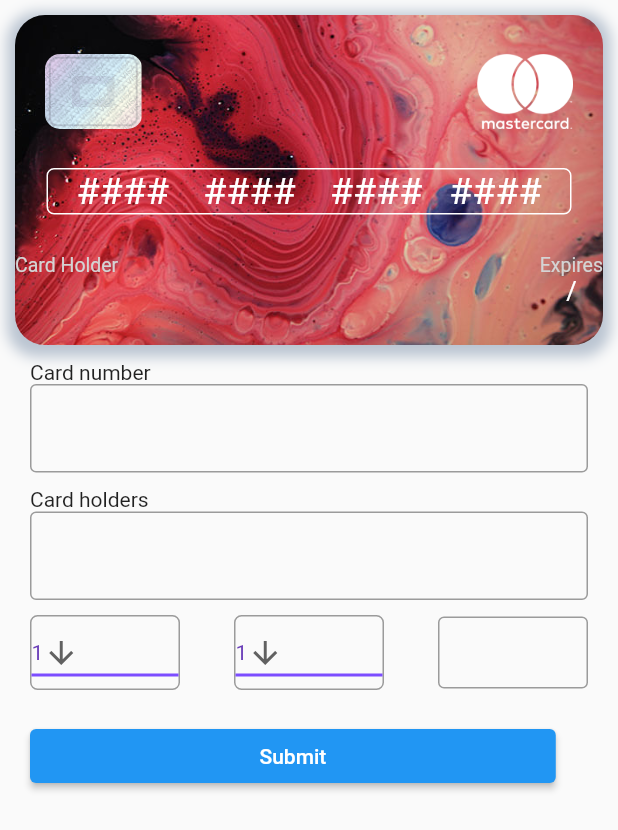
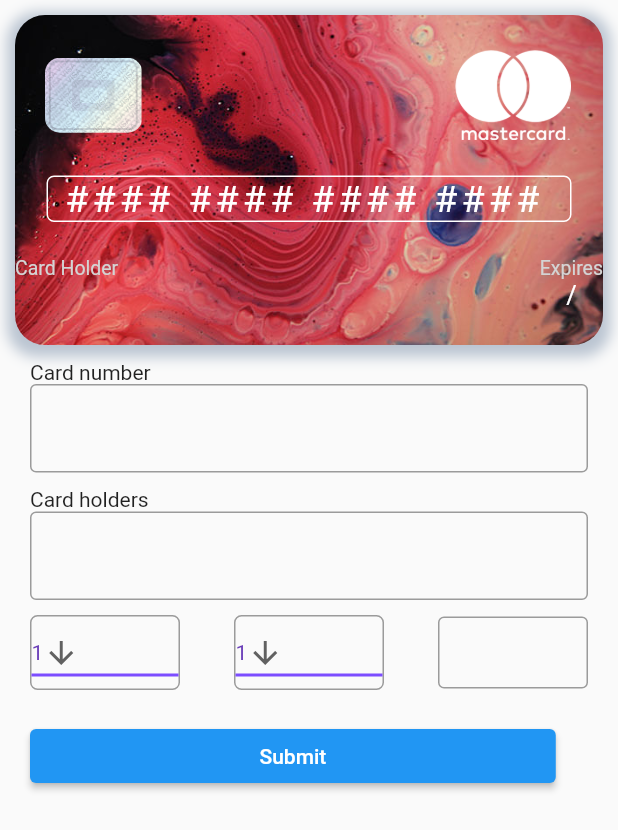
Before and after one commit to mathildawelander/lab2, a Flutter app: the screen it shows after launch, on a phone screen of 412 x 824 dp. Shown: the top 830 px of the screen. Run offline on Flutter 3.47's test engine with Material 2 defaults, Android fonts, the phone set to English and light mode, and no system bars.

Commit message:
Display numbers and card type

```diff
--- a/lib/Components/KreditCard.dart
+++ b/lib/Components/KreditCard.dart
@@ -6,39 +6,67 @@ import 'package:lab2/Components/chipAndmc.dart';
 import 'nameAndExpire.dart';
 
 class KreditCard extends StatefulWidget {
-   String cardHolder="";
+  String cardHolder = "";
   var expire;
   var year;
- String arrayofnumber="";
+  String arrayofnumber = "";
   final Function callbackFunction;
-  KreditCard( this.arrayofnumber, this.cardHolder, this.expire, this.year, {Key? key, required this.callbackFunction}) : super(key: key);
+  KreditCard(this.arrayofnumber, this.cardHolder, this.expire, this.year,
+      {Key? key, required this.callbackFunction})
+      : super(key: key);
 
   @override
   State<KreditCard> createState() => _KreditCardState();
-
 }
-
-
 
 class _KreditCardState extends State<KreditCard> {
   var showfull = false;
 
+  Widget buildItems(BuildContext context) {
+    dynamic inputArray = widget.arrayofnumber.split('');
+    int inputLength = inputArray.length;
+    String cardType = "mastercard";
 
-  Widget buildItems(BuildContext context) {
-  dynamic arr =[];
-  if(widget.arrayofnumber=="")
-  {
-    arr.add("#");
+    //Visa, Mastercard, Discover
+    int cardNumberLength = 16;
+
+    if (inputLength > 1 && inputArray[0] == "3") {
+      if (inputArray[1] == "4" || inputArray[1] == "7") {
+        //American Express
+        cardType = "amex";
+        cardNumberLength = 15;
+      } else if (inputArray[1] == "0" ||
+          inputArray[1] == "6" ||
+          inputArray[1] == "8") {
+        //Diners Club,Carte Blanche
+        cardType = "dinersclub";
+        cardNumberLength = 14;
       }
-   else{ arr=  widget.arrayofnumber.split(''); }
+    } else if (inputLength > 0) {
+      if (inputArray[0] == "4") {
+        cardType = "visa";
+      } else if (inputArray[0] == "6") {
+        cardType = "discover";
+      }
+    }
+
+    String outputText = '';
+    for (int i = 0; i < cardNumberLength; i++) {
+      if (i >= inputLength) {
+        outputText += "#";
+      } else {
+        outputText += inputArray[i];
+      }
+    }
+    var outputTextArray = outputText
+        .replaceAllMapped(RegExp(r".{4}"), (match) => "${match.group(0)} ")
+        .split('');
 
     return Container(
       width: 300,
       height: 220,
       margin: const EdgeInsets.all(10),
-       decoration:
-
-       BoxDecoration(
+      decoration: BoxDecoration(
         borderRadius: BorderRadius.circular(20),
         boxShadow: const [
           BoxShadow(
@@ -53,34 +81,23 @@ class _KreditCardState extends State<KreditCard> {
           fit: BoxFit.cover,
         ),
       ),
-    child: Column(
-mainAxisAlignment: MainAxisAlignment.spaceEvenly,
-
-      children: [ chipAndmc(),
-
+      child:
+          Column(mainAxisAlignment: MainAxisAlignment.spaceEvenly, children: [
+        chipAndmc(cardType),
         Container(
           width: 350,
-  decoration:
-       BoxDecoration(
+          decoration: BoxDecoration(
               borderRadius: BorderRadius.circular(5),
-                    border: Border.all(color: Colors.white)
+              border: Border.all(color: Colors.white)),
+          child: displayCardNumber(outputTextArray),
         ),
-  child: displayCardNumber(arr),
-
-    ),
-
         nameAndExpire(widget.cardHolder, widget.expire, widget.year),
       ]),
     );
-
   }
 
   @override
   Widget build(BuildContext context) {
-
-
-    return(
-        buildItems(context)
-    );
+    return (buildItems(context));
   }
 }
--- a/lib/Components/chipAndmc.dart
+++ b/lib/Components/chipAndmc.dart
@@ -2,9 +2,10 @@ import 'package:flutter/material.dart';
 import 'package:lab2/theme/app_theme.dart';
 
 class chipAndmc extends StatefulWidget {
+  // var showfull =false;
+  var cardType;
 
- // var showfull =false;
-  chipAndmc( {Key? key}) : super(key: key);
+  chipAndmc(this.cardType, {Key? key}) : super(key: key);
 
   @override
   State<chipAndmc> createState() => _chipAndmcState();
@@ -13,47 +14,40 @@ class chipAndmc extends StatefulWidget {
 class _chipAndmcState extends State<chipAndmc> {
   var showfull = false;
 
-
   Widget buildItems(BuildContext context) {
-
     return Row(
       mainAxisSize: MainAxisSize.max,
       mainAxisAlignment: MainAxisAlignment.spaceBetween,
-
       children: [
         Container(
           height: 50,
           width: 65,
           margin: const EdgeInsets.fromLTRB(20, 0, 0, 0),
-       decoration:
-       BoxDecoration(
+          decoration: BoxDecoration(
             borderRadius: BorderRadius.circular(10),
-
             image: const DecorationImage(
               image: AssetImage('assets/chip.png'),
               fit: BoxFit.cover,
             ),
-       ),),   Container(
- height: 50,
- width: 64.1,
+          ),
+        ),
+        Container(
+          height: 60,
+          width: 80,
           margin: const EdgeInsets.fromLTRB(0, 0, 20, 0),
-       decoration:
-       const BoxDecoration(
+          decoration: BoxDecoration(
+            image: DecorationImage(
+              image: AssetImage('assets/${widget.cardType}.png'),
+              fit: BoxFit.scaleDown,
+            ),
+          ),
+        ),
+      ],
+    );
+  }
 
-                      image: DecorationImage(
-                      image: AssetImage('assets/mastercard.png'),
-                    fit: BoxFit.cover,
-                    ),
-       ),),
- ],
-
-    );
-
-}
   @override
   Widget build(BuildContext context) {
-    return(
-        buildItems(context)
-    );
+    return (buildItems(context));
   }
 }
--- a/lib/Components/displayCardNumber.dart
+++ b/lib/Components/displayCardNumber.dart
@@ -3,71 +3,32 @@ import 'package:lab2/Components/dropdownbutton.dart';
 import 'package:lab2/theme/app_theme.dart';
 import 'package:lab2/Components/chipAndmc.dart';
 
+// ignore: camel_case_types
 class displayCardNumber extends StatefulWidget {
-
   dynamic arr;
-  displayCardNumber( this.arr, {Key? key}) : super(key: key);
+  displayCardNumber(this.arr, {Key? key}) : super(key: key);
 
   @override
   State<displayCardNumber> createState() => _displayCardNumberState();
-
 }
 
-
-
+// ignore: camel_case_types
 class _displayCardNumberState extends State<displayCardNumber> {
-
-
-
-
   Widget buildItems(BuildContext context) {
-    return (
-      Row(
-        mainAxisAlignment: MainAxisAlignment.spaceAround,
-        children: [
-        Container( margin: EdgeInsets.fromLTRB(15, 0, 15, 0), child: Row(children: [
-        Text( widget.arr[0], style:  TextStyle(color: Colors.white, fontSize: 25),),
-        widget.arr.length>1? Text( widget.arr[1], style: TextStyle(color: Colors.white, fontSize: 25),):Text( "#", style: TextStyle(color: Colors.white, fontSize: 25),),
-        widget.arr.length>2? Text( widget.arr[2], style: TextStyle(color: Colors.white, fontSize: 25),):Text( "#", style: TextStyle(color: Colors.white, fontSize: 25),),
-        widget.arr.length>3? Text( widget.arr[3], style: TextStyle(color: Colors.white, fontSize: 25),):Text( "#", style: TextStyle(color: Colors.white, fontSize: 25),),
-        ],),),
-         Container( margin: EdgeInsets.fromLTRB(0, 0, 15, 0), child: Row(children: [
-        widget.arr.length>4? Text( widget.arr[4], style: TextStyle(color: Colors.white, fontSize: 25),):Text( "#", style: TextStyle(color: Colors.white, fontSize: 25),),
-        widget.arr.length>5? Text( widget.arr[5], style: TextStyle(color: Colors.white, fontSize: 25),):Text( "#", style: TextStyle(color: Colors.white, fontSize: 25),),
-        widget.arr.length>6? Text( widget.arr[6], style: TextStyle(color: Colors.white, fontSize: 25),):Text( "#", style: TextStyle(color: Colors.white, fontSize: 25),),
-        widget.arr.length>7? Text( widget.arr[7], style: TextStyle(color: Colors.white, fontSize: 25),):Text( "#", style: TextStyle(color: Colors.white, fontSize: 25),),
-
-        ],),),
-
-         Container( margin: EdgeInsets.fromLTRB(0, 0, 10, 0), child: Row(children: [
-        widget.arr.length>8? Text( widget.arr[8], style: TextStyle(color: Colors.white, fontSize: 25),):Text( "#", style: TextStyle(color: Colors.white, fontSize: 25),),
-        widget.arr.length>9? Text( widget.arr[9], style: TextStyle(color: Colors.white, fontSize: 25),):Text( "#", style: TextStyle(color: Colors.white, fontSize: 25),),
-        widget.arr.length>10? Text( widget.arr[10], style: TextStyle(color: Colors.white, fontSize: 25),):Text( "#", style: TextStyle(color: Colors.white, fontSize: 25),),
-        widget.arr.length>11? Text( widget.arr[11], style: TextStyle(color: Colors.white, fontSize: 25),):Text( "#", style: TextStyle(color: Colors.white, fontSize: 25),),
-
-        ],),),
-
-        Container( margin: EdgeInsets.fromLTRB(0, 0, 15, 0), child: Row(children: [
-        widget.arr.length>12? Text( widget.arr[12], style: TextStyle(color: Colors.white, fontSize: 25),):Text( "#", style: TextStyle(color: Colors.white, fontSize: 25),),
-        widget.arr.length>13? Text( widget.arr[13], style: TextStyle(color: Colors.white, fontSize: 25),):Text( "#", style: TextStyle(color: Colors.white, fontSize: 25),),
-        widget.arr.length>14? Text( widget.arr[14], style: TextStyle(color: Colors.white, fontSize: 25),):Text( "#", style: TextStyle(color: Colors.white, fontSize: 25),),
-        widget.arr.length>15? Text( widget.arr[15], style: TextStyle(color: Colors.white, fontSize: 25),):Text( "#", style: TextStyle(color: Colors.white, fontSize: 25),),
-
-        ],),)
-
-    ]
-    )
-    );
-
-
-}
-
-    @override
-  Widget build(BuildContext context) {
-
-
-    return(
-        buildItems(context)
+    return Container(
+      padding: const EdgeInsets.fromLTRB(10, 0, 10, 0),
+      child: (Row(mainAxisAlignment: MainAxisAlignment.spaceAround, children: [
+        for (var item in widget.arr)
+          Text(
+            item,
+            style: const TextStyle(color: Colors.white, fontSize: 25),
+          )
+      ])),
     );
   }
+
+  @override
+  Widget build(BuildContext context) {
+    return (buildItems(context));
+  }
 }
--- a/pubspec.yaml
+++ b/pubspec.yaml
@@ -64,6 +64,10 @@ flutter:
     - assets/24.jpeg
     - assets/chip.png
     - assets/mastercard.png
+    - assets/amex.png
+    - assets/dinersclub.png
+    - assets/discover.png
+    - assets/visa.png
   #   - images/a_dot_burr.jpeg
   #   - images/a_dot_ham.jpeg
 
```
Also changed, not shown: assets/amex.png (added), assets/dinersclub.png (added), assets/discover.png (added), assets/visa.png (added). Lines whose indentation alone changed are shown as unchanged.
